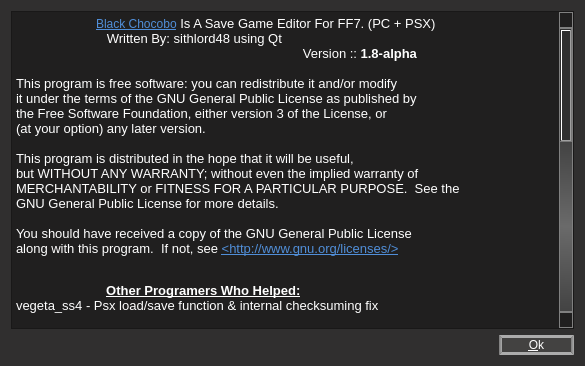
Before: the Qt Designer form about.ui in sithlord48/blackchocobo, drawn with Qt 5.
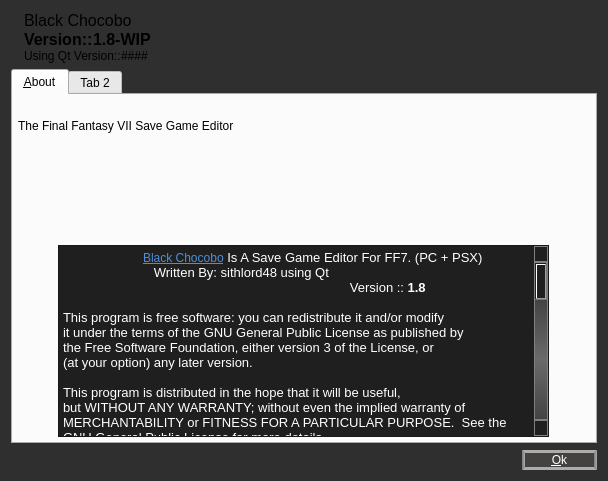
After: the same form once the commit is applied. Icons and pictures are not drawn.

Commit message: start of new dialog box

```diff
--- a/about.ui
+++ b/about.ui
@@ -9,8 +9,8 @@
    <rect>
     <x>0</x>
     <y>0</y>
-    <width>585</width>
-    <height>366</height>
+    <width>608</width>
+    <height>481</height>
    </rect>
   </property>
   <property name="windowTitle">
@@ -86,9 +86,121 @@
   <property name="modal">
    <bool>true</bool>
   </property>
+  <layout class="QVBoxLayout" name="verticalLayout_2">
+   <item>
+    <layout class="QHBoxLayout" name="horizontalLayout_4">
+     <item>
+      <widget class="QLabel" name="lbl_icon">
+       <property name="text">
+        <string/>
+       </property>
+       <property name="pixmap">
+        <pixmap resource="images.qrc">:/icon/bchoco</pixmap>
+       </property>
+      </widget>
+     </item>
+     <item>
   <layout class="QVBoxLayout" name="verticalLayout">
+       <property name="spacing">
+        <number>0</number>
+       </property>
    <item>
+        <widget class="QLabel" name="lbl_name">
+         <property name="font">
+          <font>
+           <pointsize>12</pointsize>
+          </font>
+         </property>
+         <property name="text">
+          <string>Black Chocobo </string>
+         </property>
+        </widget>
+       </item>
+       <item>
+        <layout class="QHBoxLayout" name="horizontalLayout_2">
+         <item>
+          <widget class="QLabel" name="label1">
+           <property name="font">
+            <font>
+             <pointsize>12</pointsize>
+             <weight>75</weight>
+             <bold>true</bold>
+            </font>
+           </property>
+           <property name="text">
+            <string>Version::</string>
+           </property>
+          </widget>
+         </item>
+         <item>
+          <widget class="QLabel" name="lbl_bc_version">
+           <property name="font">
+            <font>
+             <pointsize>12</pointsize>
+             <weight>75</weight>
+             <bold>true</bold>
+            </font>
+           </property>
+           <property name="text">
+            <string>1.8-WIP</string>
+           </property>
+          </widget>
+         </item>
+        </layout>
+       </item>
+       <item>
+        <layout class="QHBoxLayout" name="horizontalLayout_3">
+         <item>
+          <widget class="QLabel" name="label2">
+           <property name="text">
+            <string>Using Qt Version::</string>
+           </property>
+          </widget>
+         </item>
+         <item>
+          <widget class="QLabel" name="lbl_qt_version">
+           <property name="text">
+            <string>####</string>
+           </property>
+          </widget>
+         </item>
+        </layout>
+       </item>
+      </layout>
+     </item>
+     <item>
+      <spacer name="horizontalSpacer_2">
+       <property name="orientation">
+        <enum>Qt::Horizontal</enum>
+       </property>
+       <property name="sizeHint" stdset="0">
+        <size>
+         <width>40</width>
+         <height>20</height>
+        </size>
+       </property>
+      </spacer>
+     </item>
+    </layout>
+   </item>
+   <item>
+    <widget class="QTabWidget" name="tabWidget">
+     <property name="currentIndex">
+      <number>0</number>
+     </property>
+     <widget class="QWidget" name="tab_about">
+      <attribute name="title">
+       <string>&amp;About</string>
+      </attribute>
     <widget class="QTextEdit" name="textEdit">
+       <property name="geometry">
+        <rect>
+         <x>45</x>
+         <y>150</y>
+         <width>491</width>
+         <height>192</height>
+        </rect>
+       </property>
      <property name="acceptDrops">
       <bool>false</bool>
      </property>
@@ -109,7 +221,7 @@
 &lt;/style&gt;&lt;/head&gt;&lt;body style=&quot; font-family:'Ubuntu'; font-size:9pt; font-weight:400; font-style:normal;&quot;&gt;
 &lt;p style=&quot; margin-top:0px; margin-bottom:0px; margin-left:0px; margin-right:0px; -qt-block-indent:0; text-indent:0px;&quot;&gt;&lt;span style=&quot; font-family:'Sans Serif'; font-size:10pt;&quot;&gt;	&lt;/span&gt;&lt;a href=&quot;http://blackchocobo.sourceforge.net&quot;&gt;&lt;span style=&quot; font-family:'Sans Serif'; text-decoration: underline; color:#508ed8;&quot;&gt;Black Chocobo&lt;/span&gt;&lt;/a&gt;&lt;span style=&quot; font-family:'Sans Serif'; font-size:10pt;&quot;&gt; Is A Save Game Editor For FF7. (PC + PSX)&lt;/span&gt;&lt;/p&gt;
 &lt;p style=&quot; margin-top:0px; margin-bottom:0px; margin-left:0px; margin-right:0px; -qt-block-indent:0; text-indent:0px;&quot;&gt;&lt;span style=&quot; font-family:'Sans Serif'; font-size:10pt;&quot;&gt;	   Written By: sithlord48 using Qt&lt;/span&gt;&lt;/p&gt;
-&lt;p style=&quot; margin-top:0px; margin-bottom:0px; margin-left:0px; margin-right:0px; -qt-block-indent:0; text-indent:0px;&quot;&gt;&lt;span style=&quot; font-family:'Sans Serif'; font-size:10pt;&quot;&gt;                                                                  	             Version :: &lt;/span&gt;&lt;span style=&quot; font-family:'Sans Serif'; font-size:10pt; font-weight:600;&quot;&gt;1.8-alpha&lt;/span&gt;&lt;/p&gt;
+&lt;p style=&quot; margin-top:0px; margin-bottom:0px; margin-left:0px; margin-right:0px; -qt-block-indent:0; text-indent:0px;&quot;&gt;&lt;span style=&quot; font-family:'Sans Serif'; font-size:10pt;&quot;&gt;                                                                  	             Version :: &lt;/span&gt;&lt;span style=&quot; font-family:'Sans Serif'; font-size:10pt; font-weight:600;&quot;&gt;1.8&lt;/span&gt;&lt;/p&gt;
 &lt;p style=&quot;-qt-paragraph-type:empty; margin-top:0px; margin-bottom:0px; margin-left:0px; margin-right:0px; -qt-block-indent:0; text-indent:0px; font-family:'Sans Serif'; font-size:10pt; font-weight:600;&quot;&gt;&lt;/p&gt;
 &lt;p style=&quot; margin-top:0px; margin-bottom:0px; margin-left:0px; margin-right:0px; -qt-block-indent:0; text-indent:0px;&quot;&gt;&lt;span style=&quot; font-family:'Courier New,courier'; font-size:10pt;&quot;&gt;This program is free software: you can redistribute it and/or modify&lt;/span&gt;&lt;/p&gt;
 &lt;p style=&quot; margin-top:0px; margin-bottom:0px; margin-left:0px; margin-right:0px; -qt-block-indent:0; text-indent:0px;&quot;&gt;&lt;span style=&quot; font-family:'Courier New,courier'; font-size:10pt;&quot;&gt;it under the terms of the GNU General Public License as published by&lt;/span&gt;&lt;/p&gt;
@@ -158,6 +270,26 @@
      <property name="textInteractionFlags">
       <set>Qt::LinksAccessibleByKeyboard|Qt::LinksAccessibleByMouse</set>
      </property>
+      </widget>
+      <widget class="QLabel" name="label">
+       <property name="geometry">
+        <rect>
+         <x>5</x>
+         <y>10</y>
+         <width>266</width>
+         <height>41</height>
+        </rect>
+       </property>
+       <property name="text">
+        <string>The Final Fantasy VII Save Game Editor</string>
+       </property>
+      </widget>
+     </widget>
+     <widget class="QWidget" name="tab_gpl">
+      <attribute name="title">
+       <string>Tab 2</string>
+      </attribute>
+     </widget>
     </widget>
    </item>
    <item>
```
Lines whose indentation alone changed are shown as unchanged. The commit also changes 1 other file.
